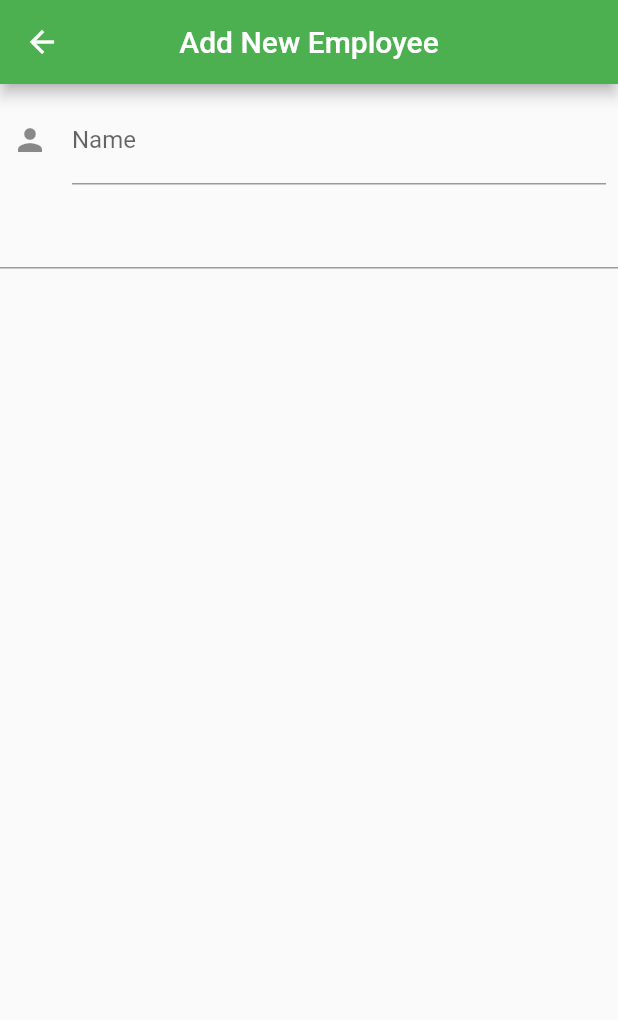
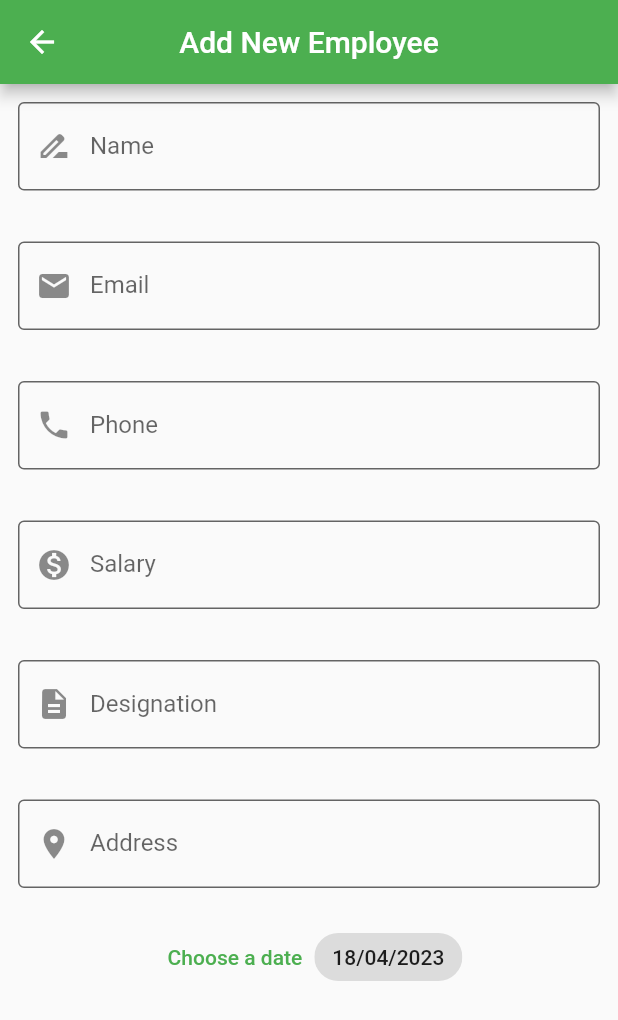
Before and after one commit to EmonSarkarr/Employee-Management-System, a Flutter app: the AddEmployeePage screen opened by its route, on a phone screen of 412 x 824 dp. Shown: the top 1020 px of the screen. Run offline on Flutter 3.47's test engine with Material 2 defaults, Android fonts, the phone set to English and light mode, and no system bars.

Commit message:
add employee page setup

```diff
--- /dev/null
+++ b/lib/models/employee_model.dart
@@ -0,0 +1,27 @@
+class EmployeeModel {
+  String? empId;
+  String name;
+  String email;
+  String phoneNumber;
+  String dob;
+  double salary;
+  String image;
+  String address;
+  String designation;
+
+  EmployeeModel(
+      {this.empId,
+      required this.name,
+      required this.email,
+      required this.phoneNumber,
+      required this.dob,
+      required this.salary,
+      required this.image,
+      required this.address,
+      required this.designation});
+
+  @override
+  String toString() {
+    return 'EmployeeModel{empId: $empId, name: $name, email: $email, phoneNumber: $phoneNumber, dob: $dob, salary: $salary, image: $image, address: $address, designation: $designation}';
+  }
+}
--- a/lib/screens/add_employee_page.dart
+++ b/lib/screens/add_employee_page.dart
@@ -1,7 +1,8 @@
 import 'package:flutter/material.dart';
 
 class AddEmployeePage extends StatefulWidget {
- static const nameRouting = "/addEmployeePage";
+  static const nameRouting = "/addEmployeePage";
+
   const AddEmployeePage({Key? key}) : super(key: key);
 
   @override
@@ -9,27 +10,154 @@ class AddEmployeePage extends StatefulWidget {
 }
 
 class _AddEmployeePageState extends State<AddEmployeePage> {
+  final nameController = TextEditingController();
+  final emailController = TextEditingController();
+  final phoneNumberController = TextEditingController();
+  final salaryController = TextEditingController();
+  final addressController = TextEditingController();
+  final designationController = TextEditingController();
+
+
+
+
+  @override
+  void dispose() {
+  nameController.dispose();
+  emailController.dispose();
+  phoneNumberController.dispose();
+  salaryController.dispose();
+  addressController.dispose();
+  designationController.dispose();
+    super.dispose();
+  }
+
   @override
   Widget build(BuildContext context) {
     return Scaffold(
-      appBar: AppBar(title: const Text("Add New Employee"),centerTitle: true),
-      body: Column(
+      appBar: AppBar(title: const Text("Add New Employee"), centerTitle: true),
+      body: ListView(
         children: [
           Padding(
-            padding: const EdgeInsets.all(8.0),
+            padding: const EdgeInsets.all(12.0),
             child: TextField(
-
-              decoration: InputDecoration(
-                icon: Icon(Icons.person),
-                labelText:  "Name",
-              ),
-              onTap:(){} ,
+              onTap: () {},
+              controller: nameController,
+              keyboardType: TextInputType.name,
+              decoration: const InputDecoration(
+                  border: OutlineInputBorder(),
+                  filled: true,
+                  fillColor: Colors.transparent,
+                  prefixIcon: Icon(Icons.drive_file_rename_outline),
+                  hintText: "Enter Your Name",
+                  labelText: "Name"),
             ),
           ),
-          TextField(
+          const SizedBox(
+            height: 10,
+          ),
+
+          Padding(
+            padding: const EdgeInsets.all(12.0),
+            child: TextField(
+              onTap: () {},
+              controller: emailController,
+              keyboardType: TextInputType.emailAddress,
+              decoration: const InputDecoration(
+                  border: OutlineInputBorder(),
+                  filled: true,
+                  fillColor: Colors.transparent,
+                  prefixIcon: Icon(Icons.email),
+                  hintText: "Enter Your Email ",
+                  labelText: "Email"),
+            ),
+          ),
+          const SizedBox(height: 10,),
+          Padding(
+            padding: const EdgeInsets.all(12.0),
+            child: TextField(
+              onTap: () {},
+              controller: phoneNumberController,
+              keyboardType: TextInputType.phone,
+              decoration: const InputDecoration(
+                  border: OutlineInputBorder(),
+                  filled: true,
+                  fillColor: Colors.transparent,
+                  prefixIcon: Icon(Icons.phone),
+                  hintText: "Enter Your Phone Number",
+                  labelText: "Phone"),
+            ),
+          ),
+          const SizedBox(height: 10,),
+
+          Padding(
+            padding: const EdgeInsets.all(12.0),
+            child: TextField(
+              onTap: () {},
+              controller: salaryController,
+              keyboardType: TextInputType.phone,
+              decoration: const InputDecoration(
+                  border: OutlineInputBorder(),
+                  filled: true,
+                  fillColor: Colors.transparent,
+                  prefixIcon: Icon(Icons.monetization_on),
+                  hintText: "Enter Your Salary ",
+                  labelText: "Salary"),
+            ),
+          ),
+          const SizedBox(height: 10,),
+          Padding(
+            padding: const EdgeInsets.all(12.0),
+            child: TextField(
+              onTap: () {},
+              controller: designationController,
+              keyboardType: TextInputType.text,
+              decoration: const InputDecoration(
+                  border: OutlineInputBorder(),
+                  filled: true,
+                  fillColor: Colors.transparent,
+                  prefixIcon: Icon(Icons.description),
+                  hintText: "Enter Your Designation ",
+                  labelText: "Designation"),
+            ),
+          ),
+          const SizedBox(height: 10,),
+          Padding(
+            padding: const EdgeInsets.all(12.0),
+            child: TextField(
+              onTap: () {},
+              controller: addressController,
+              keyboardType: TextInputType.text,
+              decoration: const InputDecoration(
+                  border: OutlineInputBorder(),
+                  filled: true,
+                  fillColor: Colors.transparent,
+                  prefixIcon: Icon(Icons.location_on),
+                  hintText: "Enter Your Address ",
+                  labelText: "Address"),
+            ),
+          ),
+          const SizedBox(height: 10,),
+
+          Row(
+            mainAxisSize: MainAxisSize.min,
+            mainAxisAlignment: MainAxisAlignment.center,
+            children: [
+              TextButton(onPressed: (){},
+                  child: const Text("Choose a date") ),
+              Chip(label: Text("18/04/2023"))
+            ],
+          ),
+
+          const SizedBox(height: 10,),
+          Row(
+            mainAxisSize: MainAxisSize.min,
+            mainAxisAlignment: MainAxisAlignment.center,
+            children: [
+
+            ],
+          ),
 
 
-          ),
         ],
       ),
     );
```
